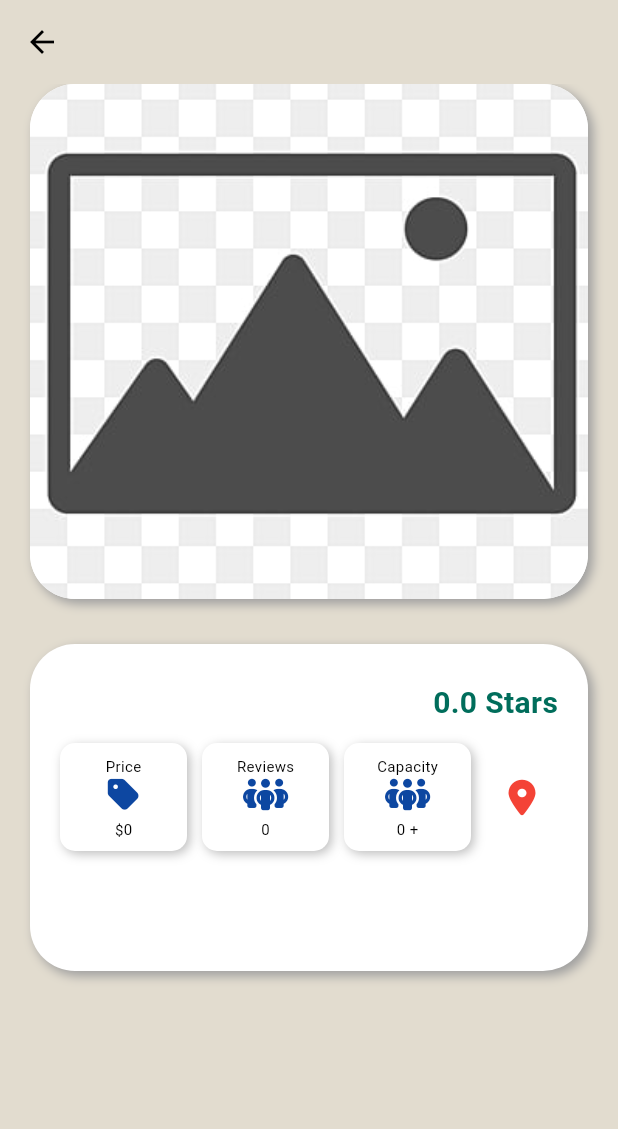
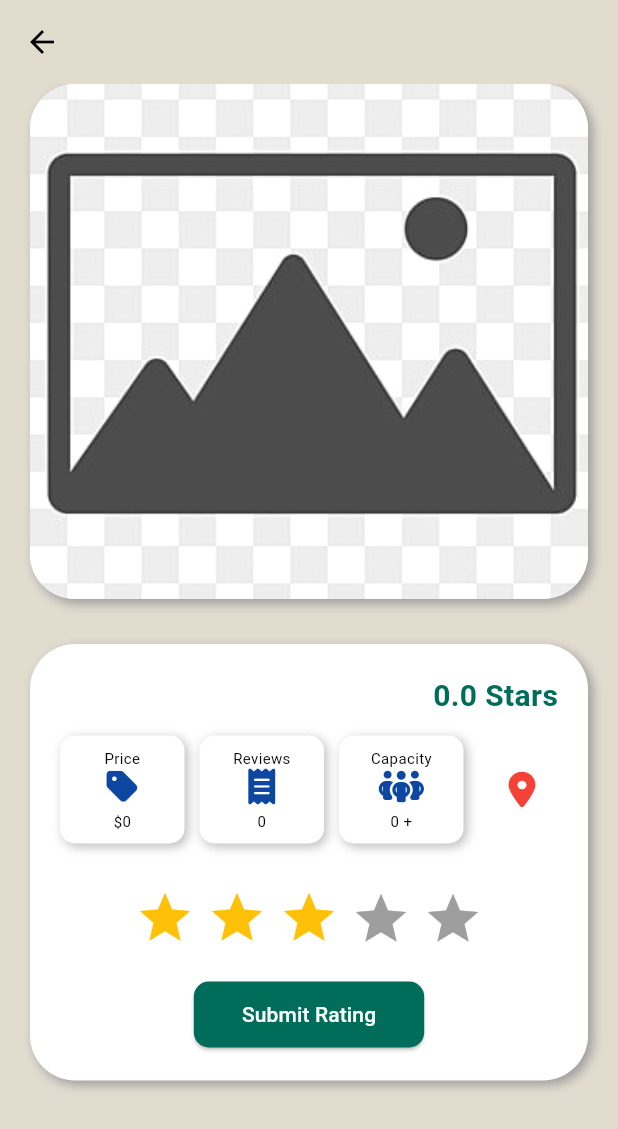
Before and after one commit to BandarHabib/AITP, a Flutter app: the DetailsScreen screen opened directly with empty values, on a phone screen of 412 x 824 dp. Shown: the top 1129 px of the screen. Run offline on Flutter 3.47's test engine with Material 3 defaults, Android fonts, the phone set to English and light mode, and no system bars; drawn by our look-alikes of flutter_rating_bar; our stand-ins replace bloc, carousel_slider, cloud_firestore, equatable, firebase_auth, firebase_core and 6 more; accounts and stored records are empty; project files that could hold a hidden picture were left out.

Commit message:
Implemented userRepo

```diff
--- a/lib/screens/plan_trip/views/details_screen.dart
+++ b/lib/screens/plan_trip/views/details_screen.dart
@@ -1,17 +1,48 @@
+import 'package:firebase_auth/firebase_auth.dart';
 import 'package:flutter/material.dart';
+import 'package:flutter_rating_bar/flutter_rating_bar.dart';
 import 'package:font_awesome_flutter/font_awesome_flutter.dart';
 import 'package:url_launcher/url_launcher.dart';
 import 'package:attraction_repository/attraction_repository.dart';
+import 'package:user_repository/user_repository.dart'; // Assuming this is where your FirebaseUserRepo is defined
 import '../../../components/macro.dart';
 
-class DetailsScreen extends StatelessWidget {
+class DetailsScreen extends StatefulWidget {
   final Attraction attraction;
-  const DetailsScreen(this.attraction, {super.key});
+  final UserRepository userRepo;
+
+  const DetailsScreen(this.attraction, this.userRepo, {super.key});
+
+  @override
+  _DetailsScreenState createState() => _DetailsScreenState();
+}
+
+class _DetailsScreenState extends State<DetailsScreen> {
+  double _userRating = 3.0; // Initialize with a default value for the rating
 
   Future<void> _launchURL(String urlString) async {
     final url = Uri.parse(urlString);
     if (!await launchUrl(url, mode: LaunchMode.externalApplication)) {
       throw 'Could not launch $urlString';
+    }
+  }
+
+  void _submitRating() async {
+    print("User submitted rating: $_userRating");
+    // Assuming user ID is fetched from somewhere, perhaps from Firebase Auth or passed down to this widget
+    String? userId = FirebaseAuth.instance.currentUser?.uid;
+    try {
+      await widget.userRepo
+          .addUserRating(userId!, widget.attraction.placeId, _userRating);
+      ScaffoldMessenger.of(context).showSnackBar(const SnackBar(
+        content: Text('Rating submitted successfully!'),
+        backgroundColor: Colors.green,
+      ));
+    } catch (e) {
+      ScaffoldMessenger.of(context).showSnackBar(SnackBar(
+        content: Text('Failed to submit rating: $e'),
+        backgroundColor: Colors.red,
+      ));
     }
   }
 
@@ -22,18 +53,16 @@ class DetailsScreen extends StatelessWidget {
       appBar: AppBar(
         backgroundColor: Theme.of(context).colorScheme.background,
       ),
-      body: Padding(
+      body: SingleChildScrollView(
         padding: const EdgeInsets.symmetric(horizontal: 20),
         child: Column(
           children: [
             Container(
               width: MediaQuery.of(context).size.width,
-              height: MediaQuery.of(context).size.width *
-                  (1 / 1.2), // Adjust height according to aspect ratio
+              height: MediaQuery.of(context).size.width * (1 / 1.2),
               decoration: BoxDecoration(
                 color: Colors.white,
-                borderRadius:
-                    BorderRadius.circular(30), // Outer container corner radius
+                borderRadius: BorderRadius.circular(30),
                 boxShadow: const [
                   BoxShadow(
                     color: Colors.grey,
@@ -43,14 +72,13 @@ class DetailsScreen extends StatelessWidget {
                 ],
               ),
               child: ClipRRect(
-                borderRadius:
-                    BorderRadius.circular(30.0), // Image specific corner radius
-                child: attraction.photos.isNotEmpty
+                borderRadius: BorderRadius.circular(30.0),
+                child: widget.attraction.photos.isNotEmpty
                     ? PageView.builder(
-                        itemCount: attraction.photos.length,
+                        itemCount: widget.attraction.photos.length,
                         itemBuilder: (context, index) {
                           return Image.network(
-                            attraction.photos[index],
+                            widget.attraction.photos[index],
                             fit: BoxFit.cover,
                           );
                         },
@@ -61,9 +89,7 @@ class DetailsScreen extends StatelessWidget {
                       ),
               ),
             ),
-            const SizedBox(
-              height: 30,
-            ),
+            const SizedBox(height: 30),
             Container(
               decoration: BoxDecoration(
                 color: Colors.white,
@@ -77,109 +103,86 @@ class DetailsScreen extends StatelessWidget {
                 padding: const EdgeInsets.all(20.0),
                 child: Column(
                   children: [
-                    const SizedBox(height: 5),
                     Row(
                       mainAxisAlignment: MainAxisAlignment.spaceBetween,
                       children: [
                         Expanded(
-                          flex: 2,
                           child: Text(
-                            attraction.name,
+                            widget.attraction.name,
                             style: const TextStyle(
                                 fontSize: 20, fontWeight: FontWeight.bold),
                           ),
                         ),
-                        Expanded(
-                          flex: 1,
-                          child: Align(
-                            alignment: Alignment.centerRight,
-                            child: Column(
-                              crossAxisAlignment: CrossAxisAlignment.end,
-                              children: [
                         Text(
-                                  '${attraction.stars} Stars',
+                          '${widget.attraction.stars} Stars',
                           style: TextStyle(
                             fontSize: 20,
                             fontWeight: FontWeight.bold,
-                                      color: Theme.of(context)
-                                          .colorScheme
-                                          .primary),
-                                ),
-                              ],
-                            ),
+                            color: Theme.of(context).colorScheme.primary,
                           ),
                         )
                       ],
                     ),
-                    const SizedBox(
-                      height: 12,
-                    ),
+                    const SizedBox(height: 12),
                     Row(
                       children: [
                         MyMacroWidget(
                           title: "Price",
-                          value: attraction.macros.price,
+                          value: widget.attraction.macros.price,
                           icon: FontAwesomeIcons.tag,
                         ),
-                        const SizedBox(
-                          width: 10,
-                        ),
+                        const SizedBox(width: 10),
                         MyMacroWidget(
                           title: "Reviews",
-                          value: attraction.macros.reviews,
+                          value: widget.attraction.macros.reviews,
+                          icon: FontAwesomeIcons.receipt,
+                        ),
+                        const SizedBox(width: 10),
+                        MyMacroWidget(
+                          title: "Capacity",
+                          value: widget.attraction.macros.capacity,
                           icon: FontAwesomeIcons.peopleGroup,
                         ),
-                        const SizedBox(
-                          width: 10,
-                        ),
-                        MyMacroWidget(
-                          title: "Capacity",
-                          value: attraction.macros.capacity,
-                          icon: FontAwesomeIcons.peopleGroup,
-                        ),
-                        const SizedBox(
-                          width: 10,
-                        ),
-                        Row(
-                          mainAxisAlignment: MainAxisAlignment.end,
-                          children: [
+                        const SizedBox(width: 15),
                         IconButton(
                           icon: const Icon(FontAwesomeIcons.locationDot,
                               color: Colors.red),
                           onPressed: () =>
-                                  _launchURL(attraction.macros.link),
+                              _launchURL(widget.attraction.macros.link),
                         ),
                       ],
                     ),
-                      ],
+                    const SizedBox(height: 30),
+                    RatingBar.builder(
+                      initialRating: _userRating,
+                      minRating: 1,
+                      direction: Axis.horizontal,
+                      allowHalfRating: true,
+                      itemCount: 5,
+                      itemPadding: const EdgeInsets.symmetric(horizontal: 4.0),
+                      itemBuilder: (context, _) =>
+                          const Icon(Icons.star, color: Colors.amber),
+                      onRatingUpdate: (rating) {
+                        setState(() {
+                          _userRating = rating;
+                        });
+                      },
                     ),
-                    const SizedBox(
-                      height: 30,
+                    const SizedBox(height: 20),
+                    ElevatedButton(
+                      onPressed: _submitRating,
+                      style: ElevatedButton.styleFrom(
+                        backgroundColor: Theme.of(context).colorScheme.primary,
+                        foregroundColor:
+                            Theme.of(context).colorScheme.onPrimary,
+                        padding: const EdgeInsets.symmetric(
+                            horizontal: 32, vertical: 12),
+                        shape: RoundedRectangleBorder(
+                          borderRadius: BorderRadius.circular(10),
                         ),
-                    const SizedBox(
-                      height: 30,
                       ),
-
-                    // SizedBox(
-                    //   width: MediaQuery.of(context).size.width,
-                    //   height: 50,
-                    //   child: TextButton(
-                    //     onPressed: () {},
-                    //     style: TextButton.styleFrom(
-                    //         elevation: 3.0,
-                    //         backgroundColor: Colors.black,
-                    //         foregroundColor: Colors.white,
-                    //         shape: RoundedRectangleBorder(
-                    //             borderRadius: BorderRadius.circular(10))),
-                    //     child: const Text(
-                    //       "Submit",
-                    //       style: TextStyle(
-                    //           color: Colors.white,
-                    //           fontSize: 20,
-                    //           fontWeight: FontWeight.w600),
-                    //     ),
-                    //   ),
-                    // )
+                      child: const Text("Submit Rating"),
+                    ),
                   ],
                 ),
               ),
--- a/packages/user_repository/lib/src/user_repo.dart
+++ b/packages/user_repository/lib/src/user_repo.dart
@@ -3,11 +3,17 @@ import 'models/models.dart';
 abstract class UserRepository {
   Stream<MyUser?> get user;
 
-	Future<MyUser> signUp(MyUser myUser, String password);
+  Future<MyUser> signUp(MyUser myUser, String password);
 
-	Future<void> setUserData(MyUser user);
+  Future<void> setUserData(MyUser user);
 
-	Future<void> signIn(String email, String password);
+  Future<void> signIn(String email, String password);
 
-	Future<void> logOut();
+  Future<void> logOut();
+
+  Future<void> addUserRating(String userId, String attractionId, double rating);
+
+  Future<Map<String, double>> getUserRatings(String userId);
+
+  Future<Map<String, Map<String, double>>> getAllUserRatings();
 }
```
Also changed, not shown: lib/app_view.dart (+11 -7 lines), lib/screens/home/views/landing_screen.dart (+17 -9 lines), lib/screens/plan_trip/views/attraction_results_screen.dart (+11 -6 lines), lib/screens/plan_trip/views/home_screen.dart (+6 -3 lines), lib/screens/plan_trip/views/preferences_screen.dart (+12 -5 lines), lib/screens/user/views/user_profile_screen.dart (+17 -19 lines), packages/user_repository/lib/src/firebase_user_repo.dart (+62 -6 lines). Lines whose indentation alone changed are shown as unchanged.
